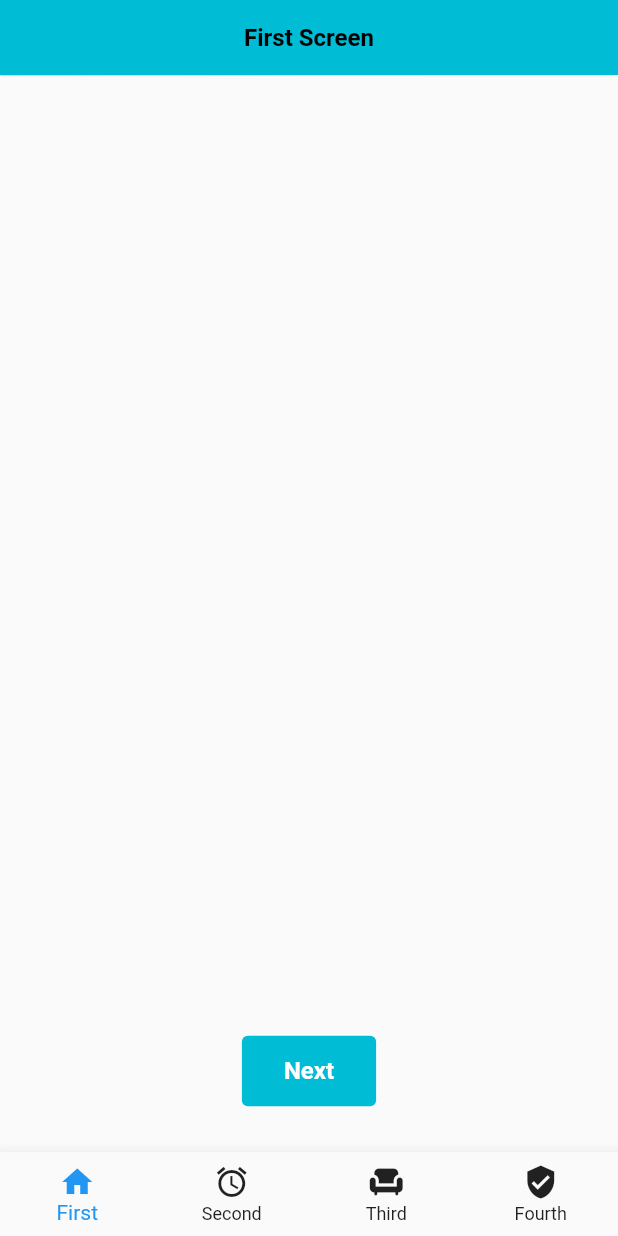
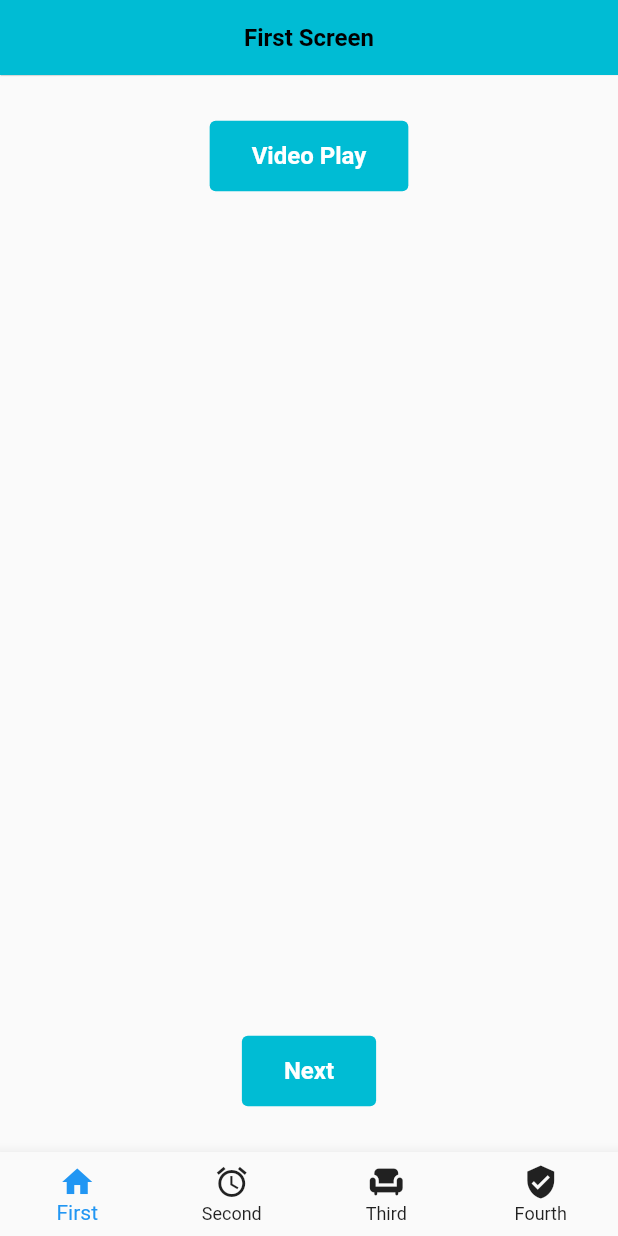
Before and after one commit to Zobayer-Mahmud/go_router, a Flutter app: the screen it shows after launch, on a phone screen of 412 x 824 dp. Run offline on Flutter 3.47's test engine with Material 2 defaults, Android fonts, the phone set to English and light mode, and no system bars; our stand-ins replace chewie, go_router, video_player.

Commit message:
video player

```diff
--- a/lib/main.dart
+++ b/lib/main.dart
@@ -1,4 +1,5 @@
 import 'package:flutter/material.dart';
+import 'package:go_router_practice/provider/first_screen_provider.dart';
 import 'package:go_router_practice/provider/home_provider.dart';
 
 import 'package:go_router_practice/utils/routing.dart';
@@ -7,6 +8,7 @@ import 'package:provider/provider.dart';
 void main() {
   runApp(MultiProvider(providers: [
     ChangeNotifierProvider(create: (context) => HomeProvider()),
+    ChangeNotifierProvider(create: (context) => FirstScreenProvider()),
   ], child: const MyApp()));
 }
 
@@ -22,7 +24,6 @@ class MyApp extends StatelessWidget {
         primarySwatch: Colors.blue,
       ),
       debugShowCheckedModeBanner: false,
-      // home: const HomeScreen(),
     );
   }
 }
--- a/lib/screens/first_page.dart
+++ b/lib/screens/first_page.dart
@@ -1,9 +1,11 @@
 import 'package:flutter/material.dart';
 import 'package:go_router/go_router.dart';
+import 'package:go_router_practice/provider/first_screen_provider.dart';
 import 'package:go_router_practice/screens/base_widget/custom_app_bar.dart';
 import 'package:go_router_practice/screens/base_widget/text_button.dart';
 import 'package:go_router_practice/utils/app_const.dart';
 import 'package:go_router_practice/utils/dimension.dart';
+import 'package:provider/provider.dart';
 
 class FirstScreen extends StatelessWidget {
   const FirstScreen({Key? key}) : super(key: key);
@@ -18,6 +20,9 @@ class FirstScreen extends StatelessWidget {
         padding: EdgeInsets.all(Dimensions.PAGE_DEFAULT_PADDING),
         child: Column(
           children: [
+            CustomTextButton(title: "Video Play",onPressed: (){
+              context.go(AppConst.VIDEO_PLAY_SCREEN);
+            },),
             Expanded(child: Container()),
             Center(
               child: CustomTextButton(
--- a/lib/utils/app_const.dart
+++ b/lib/utils/app_const.dart
@@ -6,4 +6,5 @@ class AppConst {
   static String SECOND_PAGE_ROUTE = '/second';
   static String THIRD_PAGE_ROUTE = '/third';
   static String FOURTH_PAGE_ROUTE = '/fourth';
+   static String VIDEO_PLAY_SCREEN = '/video_play_screen';
 }
--- a/lib/utils/routing.dart
+++ b/lib/utils/routing.dart
@@ -4,6 +4,7 @@ import 'package:go_router_practice/screens/fourth_page.dart';
 import 'package:go_router_practice/screens/home_screen.dart';
 import 'package:go_router_practice/screens/second_page.dart';
 import 'package:go_router_practice/screens/third_page.dart';
+import 'package:go_router_practice/screens/video_play_screen.dart';
 import 'package:go_router_practice/utils/app_const.dart';
 
 class Routes {
@@ -28,5 +29,9 @@ class Routes {
       path: AppConst.FOURTH_PAGE_ROUTE,
       builder: (context, state) => const FourthScreen(),
     ),
+     GoRoute(
+      path: AppConst.VIDEO_PLAY_SCREEN,
+      builder: (context, state) => const VideoPlayScreen(),
+    ),
   ]);
 }
```
Also changed, not shown: lib/provider/first_screen_provider.dart (+8 -0 lines), lib/screens/video_play_screen.dart (added, +28 -0 lines).
